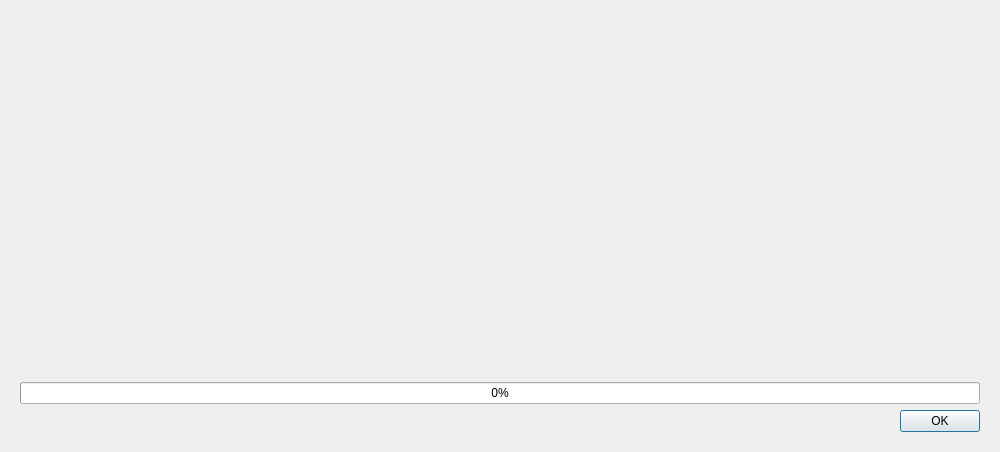
Qt form client/src/ui/dialogs/sign_dialog.ui (networkoptix/nx_open) before a commit.
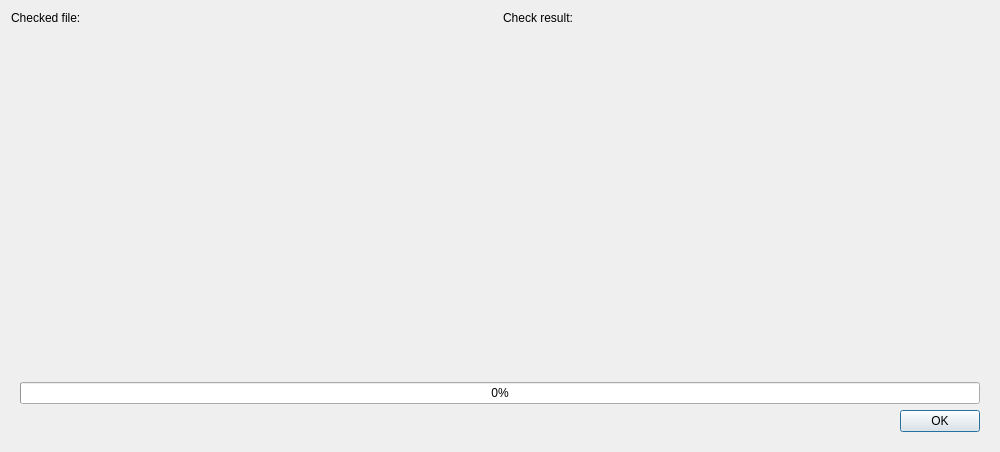
The same form after that commit. Custom widgets are drawn as their Qt base class.

Commit message:
watermark export minor
<==== Mercurial data ====>
Branch: master

The edit to the form file:
```diff
--- a/client/src/ui/dialogs/sign_dialog.ui
+++ b/client/src/ui/dialogs/sign_dialog.ui
@@ -26,6 +26,24 @@
    <bool>false</bool>
   </property>
   <layout class="QVBoxLayout" name="verticalLayout_2">
+   <item>
+    <layout class="QHBoxLayout" name="horizontalLayout_2">
+     <item>
+      <widget class="QLabel" name="label_2">
+       <property name="text">
+        <string>Checked file:</string>
+       </property>
+      </widget>
+     </item>
+     <item>
+      <widget class="QLabel" name="label">
+       <property name="text">
+        <string>Check result:</string>
+       </property>
+      </widget>
+     </item>
+    </layout>
+   </item>
    <item>
     <layout class="QHBoxLayout" name="horizontalLayout">
      <item>
```
